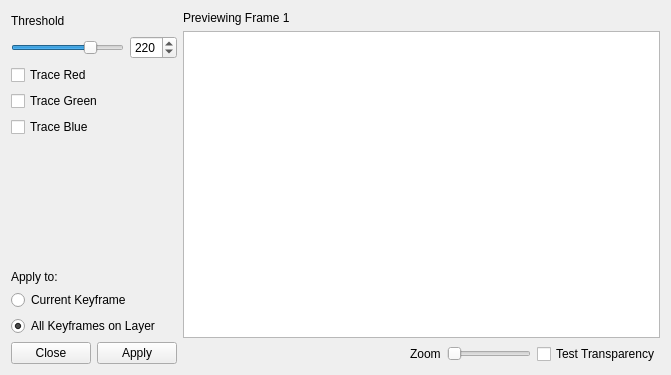
The window that app/ui/addtransparencytopaperdialog.ui (pencil2d/pencil) describes before a commit, drawn with Qt 5.
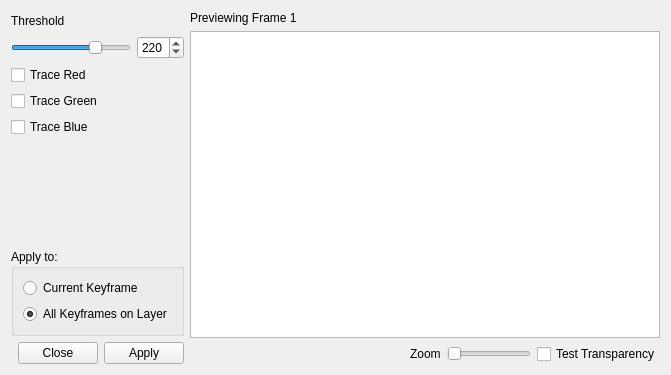
The same window after the commit. Icons and pictures are not drawn.

Commit message: Wrap transparency to paper apply options in group box

Patch:
```diff
--- a/app/ui/addtransparencytopaperdialog.ui
+++ b/app/ui/addtransparencytopaperdialog.ui
@@ -195,12 +195,11 @@
       </spacer>
      </item>
      <item>
-      <widget class="QLabel" name="labApplyTo">
-       <property name="text">
+      <widget class="QGroupBox" name="groupBox">
+       <property name="title">
         <string>Apply to:</string>
        </property>
-      </widget>
-     </item>
+       <layout class="QVBoxLayout" name="verticalLayout">
      <item>
       <widget class="QRadioButton" name="rbCurrentKeyframe">
        <property name="text">
@@ -216,6 +215,9 @@
        <property name="checked">
         <bool>true</bool>
        </property>
+         </widget>
+        </item>
+       </layout>
       </widget>
      </item>
      <item>
```
Lines whose indentation alone changed are shown as unchanged.
